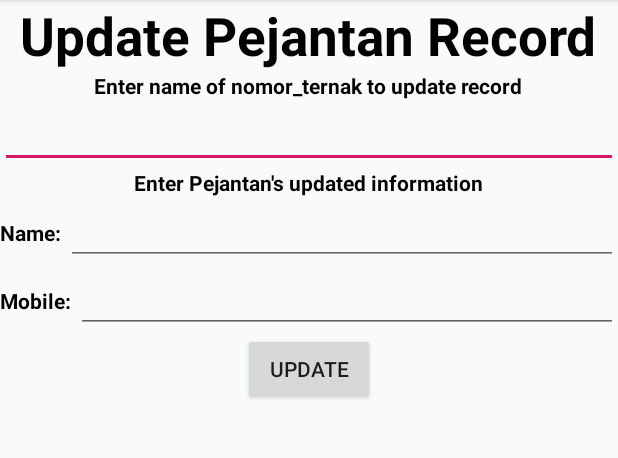
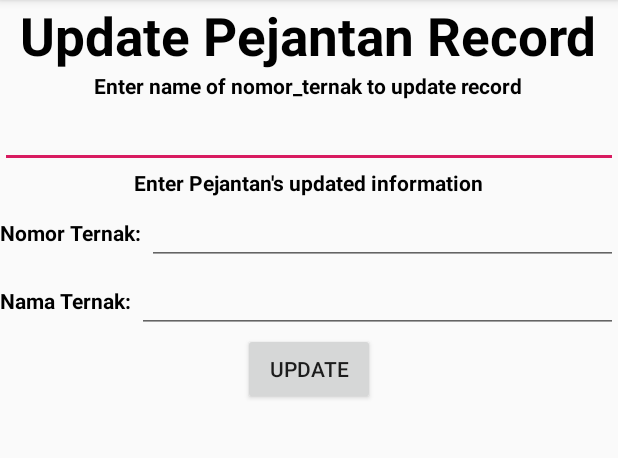
Before and after one commit to v13nr2/SQLite, an Android app: the UpdatePejantanActivity screen opened directly, with no data from a screen before it, on a phone screen of 412 x 824 dp, the part 84-542 px from its top. Run offline under Robolectric (Android 15) with nearby library versions, the phone set to English and light mode, and no system bars.

Commit message:
Update activity_update_pejantan.xml

```diff
--- a/app/src/main/res/layout/activity_update_pejantan.xml
+++ b/app/src/main/res/layout/activity_update_pejantan.xml
@@ -43,7 +43,7 @@
         <TextView
             android:layout_width="wrap_content"
             android:layout_height="wrap_content"
-            android:text="Name: "
+            android:text="Nomor Ternak: "
             android:textColor="#000000"
             android:textStyle="bold" />
 
@@ -63,7 +63,7 @@
         <TextView
             android:layout_width="wrap_content"
             android:layout_height="wrap_content"
-            android:text="Mobile: "
+            android:text="Nama Ternak: "
             android:textColor="#000000"
             android:textStyle="bold" />
 
```
